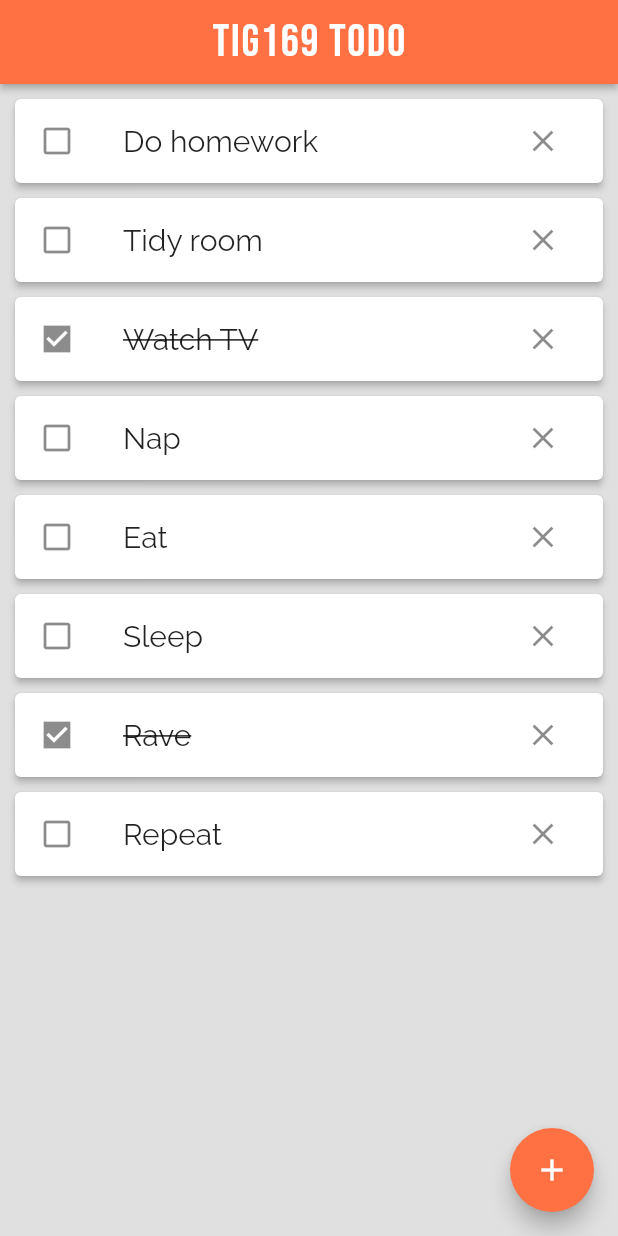
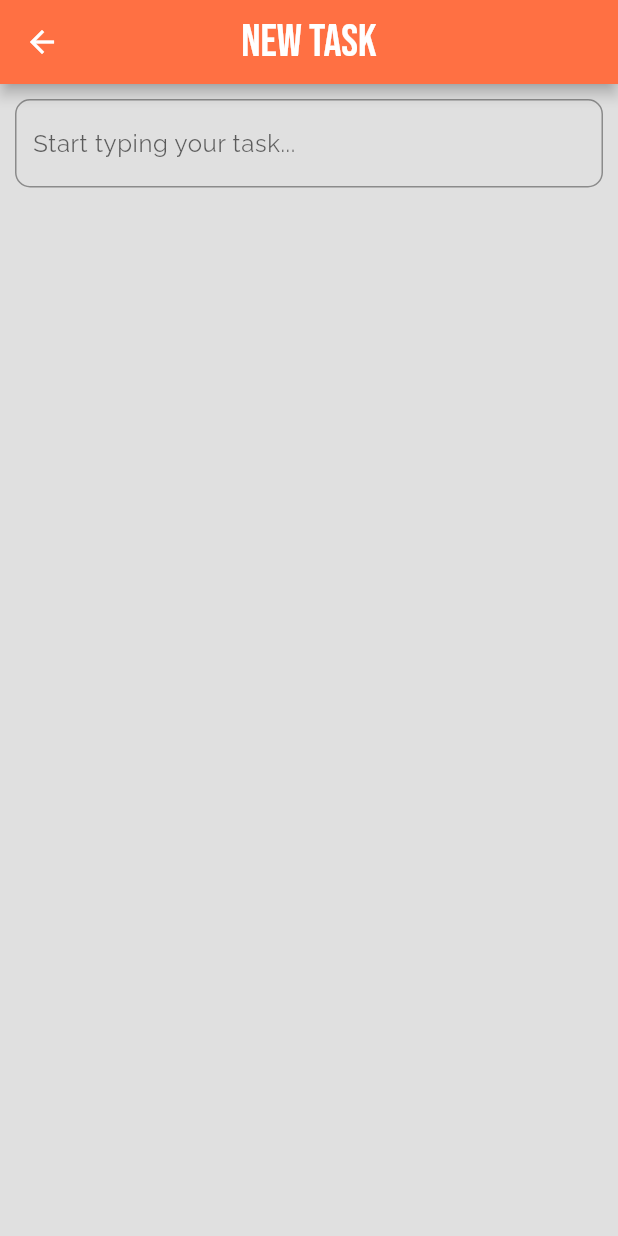
Before and after one commit to gu-tig333-ht22/guseinevjo, a Flutter app: the screen it shows after launch, after a tap on the "close" icon, after a tap on the "add" icon, on a phone screen of 412 x 824 dp. Run offline on Flutter 3.47's test engine with Material 2 defaults, Android fonts, the phone set to English and light mode, and no system bars; our stand-ins replace google_fonts.

Commit message:
file structure, addTaskView

```diff
--- /dev/null
+++ b/lib/constants/routes.dart
@@ -0,0 +1,2 @@
+const taskViewRoute = '/taskView';
+const addTaskViewRoute = '/addTaskView';
--- a/lib/main.dart
+++ b/lib/main.dart
@@ -1,131 +1,23 @@
 import 'package:flutter/material.dart';
-import 'package:google_fonts/google_fonts.dart';
-
+import 'package:template/views/addTaskView.dart';
+import 'package:template/views/taskView.dart';
+import '/constants/routes.dart';
 //Remember to run "Flutter pub get" in the terminal to get the required packages to run this app
 
 void main() {
-  runApp(const MyApp());
+  runApp(
+    MaterialApp(
+      theme: ThemeData(
+        primarySwatch: Colors.blueGrey,
+      ),
+      home: const TaskView(
+        title: 'hello',
+      ),
+      debugShowCheckedModeBanner: false,
+      routes: {
+        taskViewRoute: (context) => const TaskView(title: 'hello'),
+        addTaskViewRoute: (context) => const AddTaskView(title: 'hello'),
+      },
+    ),
+  );
 }
-
-class MyApp extends StatelessWidget {
-  const MyApp({Key? key}) : super(key: key);
-
-  // This widget is the root of your application.
-  @override
-  Widget build(BuildContext context) {
-    return MaterialApp(
-      debugShowCheckedModeBanner: false,
-      theme: ThemeData(
-        primarySwatch: Colors.deepOrange,
-      ),
-      home: const MyHomePage(title: 'TIG169 TODO'),
-    );
-  }
-}
-
-class MyHomePage extends StatefulWidget {
-  const MyHomePage({Key? key, required this.title}) : super(key: key);
-  final String title;
-
-  @override
-  State<MyHomePage> createState() => _MyHomePageState();
-}
-
-class item {
-  item({required this.title, required this.done});
-  String title;
-  bool done;
-}
-
-class _MyHomePageState extends State<MyHomePage> {
-  List<item> items = <item>[
-    item(title: 'Write a book', done: false),
-    item(title: 'Do homework', done: false),
-    item(title: 'Tidy room', done: false),
-    item(title: 'Watch TV', done: true),
-    item(title: 'Nap', done: false),
-    item(title: 'Eat', done: false),
-    item(title: 'Sleep', done: false),
-    item(title: 'Rave', done: true),
-    item(title: 'Repeat', done: false),
-  ];
-
-  @override
-  Widget build(BuildContext context) {
-    return Scaffold(
-      backgroundColor: Colors.grey[300],
-      appBar: AppBar(
-        backgroundColor: Colors.deepOrange[400],
-        elevation: 2,
-        title: Center(
-          child: Text(
-            widget.title,
-            style: GoogleFonts.bebasNeue(
-              fontSize: 30,
-              textStyle: const TextStyle(
-                letterSpacing: 1.2,
-              ),
-            ),
-          ),
-        ),
-      ),
-      body: ListView.builder(
-        itemCount: items.length,
-        itemBuilder: (context, i) {
-          return Card(
-            margin: const EdgeInsets.only(top: 10, left: 10, right: 10),
-            elevation: 2,
-            child: ListTile(
-              //If item is done then mark checkbox as checked
-              leading: items[i].done.toString() == 'true'
-                  ? const Icon(Icons.check_box_sharp)
-                  : const Icon(Icons.check_box_outline_blank_outlined),
-              //Mark item as done or not done
-              onTap: () {
-                setState(
-                  () {
-                    items[i].done.toString() == 'true'
-                        ? items[i].done = false
-                        : items[i].done = true;
-                  },
-                );
-              },
-              title: Text(
-                //Loop through items and display them
-                items[i].title,
-                style: GoogleFonts.raleway(
-                  fontSize: 20,
-                  fontWeight: FontWeight.w400,
-                  textStyle: TextStyle(
-                    //If item is done then linethrough
-                    decoration: items[i].done.toString() == 'true'
-                        ? TextDecoration.lineThrough
-                        : TextDecoration.none,
-                  ),
-                ),
-              ),
-              trailing: IconButton(
-                //Removes item from view when delete button is pressed
-                onPressed: () {
-                  setState(
-                    () {
-                      items.removeWhere(
-                        (item) => item.title == items[i].title,
-                      );
-                    },
-                  );
-                },
-                icon: const Icon(Icons.close),
-              ),
-            ),
-          );
-        },
-      ),
-      floatingActionButton: FloatingActionButton(
-        onPressed: () {},
-        backgroundColor: Colors.deepOrange[400],
-        child: const Icon(Icons.add),
-      ),
-    );
-  }
-}
--- /dev/null
+++ b/lib/views/addTaskView.dart
@@ -0,0 +1,46 @@
+import 'package:flutter/material.dart';
+import '/constants/routes.dart';
+import 'package:google_fonts/google_fonts.dart';
+
+class AddTaskView extends StatefulWidget {
+  const AddTaskView({Key? key, required this.title}) : super(key: key);
+  final String title;
+
+  @override
+  State<AddTaskView> createState() => AddTaskViewState();
+}
+
+class AddTaskViewState extends State<AddTaskView> {
+  @override
+  Widget build(BuildContext context) {
+    return Scaffold(
+      backgroundColor: Colors.grey[300],
+      appBar: AppBar(
+        backgroundColor: Colors.deepOrange[400],
+        title: Text(
+          'New Task',
+          style: GoogleFonts.bebasNeue(
+            fontSize: 30,
+          ),
+        ),
+        centerTitle: true,
+      ),
+      body: Padding(
+        padding: const EdgeInsets.all(10.0),
+        child: TextField(
+          keyboardType: TextInputType.multiline,
+          maxLines: null,
+          style: GoogleFonts.raleway(
+            textStyle: const TextStyle(letterSpacing: .4),
+          ),
+          decoration: InputDecoration(
+            hintText: 'Start typing your task...',
+            border: OutlineInputBorder(
+              borderRadius: BorderRadius.circular(10),
+            ),
+          ),
+        ),
+      ),
+    );
+  }
+}
--- /dev/null
+++ b/lib/views/taskView.dart
@@ -0,0 +1,112 @@
+import 'package:flutter/material.dart';
+import 'package:google_fonts/google_fonts.dart';
+import '/constants/routes.dart';
+
+class TaskView extends StatefulWidget {
+  const TaskView({Key? key, required this.title}) : super(key: key);
+  final String title;
+
+  @override
+  State<TaskView> createState() => TaskViewState();
+}
+
+class item {
+  item({required this.title, required this.done});
+  String title;
+  bool done;
+}
+
+class TaskViewState extends State<TaskView> {
+  List<item> items = <item>[
+    item(title: 'Write a book', done: false),
+    item(title: 'Do homework', done: false),
+    item(title: 'Tidy room', done: false),
+    item(title: 'Watch TV', done: true),
+    item(title: 'Nap', done: false),
+    item(title: 'Eat', done: false),
+    item(title: 'Sleep', done: false),
+    item(title: 'Rave', done: true),
+    item(title: 'Repeat', done: false),
+  ];
+
+  @override
+  Widget build(BuildContext context) {
+    return Scaffold(
+      backgroundColor: Colors.grey[300],
+      appBar: AppBar(
+        backgroundColor: Colors.deepOrange[400],
+        elevation: 2,
+        title: Center(
+          child: Text(
+            widget.title,
+            style: GoogleFonts.bebasNeue(
+              fontSize: 30,
+              textStyle: const TextStyle(
+                letterSpacing: 1.2,
+              ),
+            ),
+          ),
+        ),
+      ),
+      body: ListView.builder(
+        itemCount: items.length,
+        itemBuilder: (context, i) {
+          return Card(
+            margin: const EdgeInsets.only(top: 10, left: 10, right: 10),
+            elevation: 2,
+            child: ListTile(
+              //If item is done then mark checkbox as checked
+              leading: items[i].done.toString() == 'true'
+                  ? const Icon(Icons.check_box_sharp)
+                  : const Icon(Icons.check_box_outline_blank_outlined),
+              //Mark item as done or not done
+              onTap: () {
+                setState(
+                  () {
+                    items[i].done.toString() == 'true'
+                        ? items[i].done = false
+                        : items[i].done = true;
+                  },
+                );
+              },
+              title: Text(
+                //Loop through items and display them
+                items[i].title,
+                style: GoogleFonts.raleway(
+                  fontSize: 20,
+                  fontWeight: FontWeight.w400,
+                  textStyle: TextStyle(
+                    //If item is done then linethrough
+                    decoration: items[i].done.toString() == 'true'
+                        ? TextDecoration.lineThrough
+                        : TextDecoration.none,
+                  ),
+                ),
+              ),
+              trailing: IconButton(
+                //Removes item from view when delete button is pressed
+                onPressed: () {
+                  setState(
+                    () {
+                      items.removeWhere(
+                        (item) => item.title == items[i].title,
+                      );
+                    },
+                  );
+                },
+                icon: const Icon(Icons.close),
+              ),
+            ),
+          );
+        },
+      ),
+      floatingActionButton: FloatingActionButton(
+        onPressed: () {
+          Navigator.of(context).pushNamed(addTaskViewRoute);
+        },
+        backgroundColor: Colors.deepOrange[400],
+        child: const Icon(Icons.add),
+      ),
+    );
+  }
+}
```
Also changed, not shown: 1 other file.
